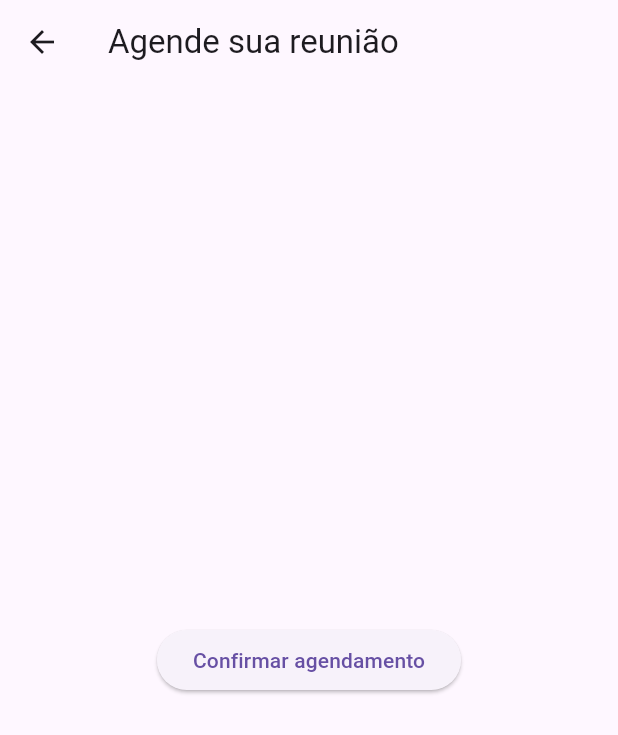
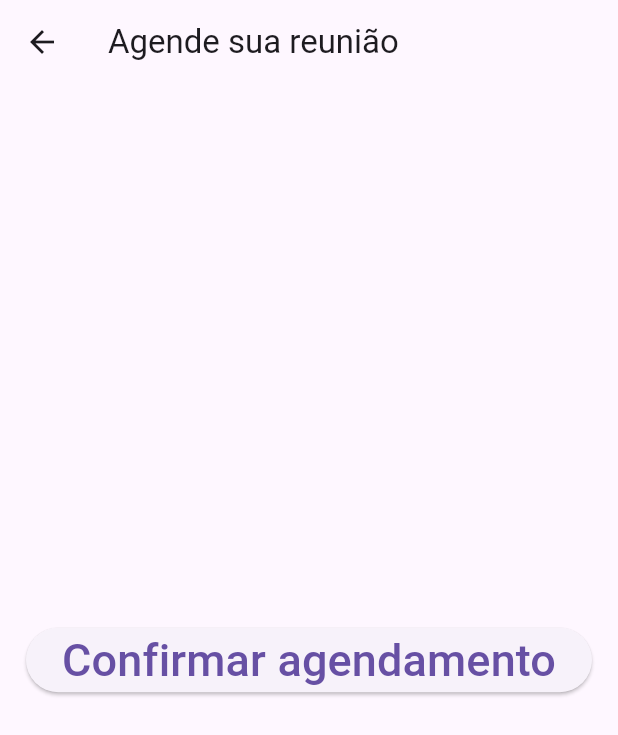
Before and after one commit to CaweAlves/meeting_scheduler, a Flutter app: the screen it shows after launch, after a tap on "Confirmar agendamento", on a phone screen of 412 x 824 dp. Shown: the top 735 px of the screen. Run offline on Flutter 3.47's test engine with Material 3 defaults, Android fonts, the phone set to English and light mode, and no system bars.

Commit message:
increasing font size

```diff
--- a/lib/ui/pages/home.dart
+++ b/lib/ui/pages/home.dart
@@ -10,7 +10,7 @@ class Home extends StatelessWidget {
       ),
       body: Center(
         child: ElevatedButton(
-          child: Text('Agendar horário'),
+          child: Text('Agendar horário', style: TextStyle(fontSize: 30)),
           onPressed: () {
             Navigator.pushNamed(context, AppRoutes.scheduler);
           },
--- a/lib/ui/pages/scheduler.dart
+++ b/lib/ui/pages/scheduler.dart
@@ -13,7 +13,7 @@ class Scheduler extends StatelessWidget {
             onPressed: () {
               Navigator.pushNamed(context, AppRoutes.scheduler);
             },
-            child: Text('Confirmar agendamento')),
+            child: Text('Confirmar agendamento', style: TextStyle(fontSize: 30))),
       ),
     );
   }
```
